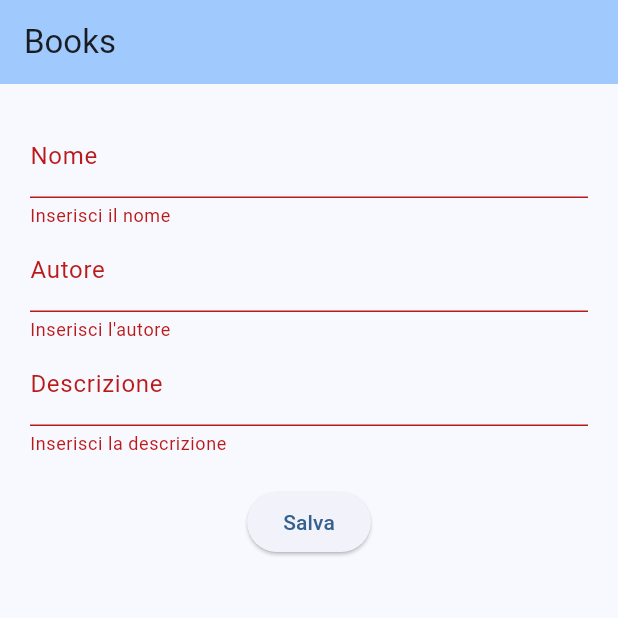
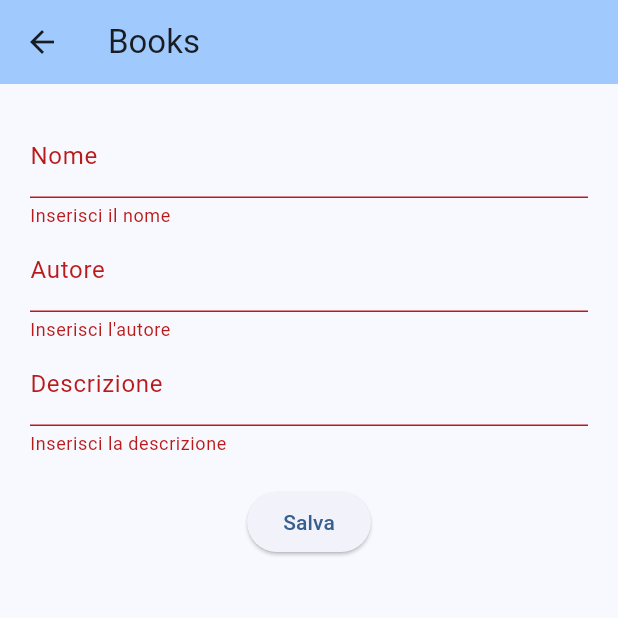
Before and after one commit to alex-damico/flutter-books, a Flutter app: the InsertPage screen opened directly, after a tap on "Salva", on a phone screen of 412 x 824 dp, the top half of it. Run offline on Flutter 3.47's test engine with Material 3 defaults, Android fonts, the phone set to English and light mode, and no system bars; our stand-ins replace dio, retrofit; generated files the repository leaves out were written again; network calls fail.

```diff
--- a/lib/main.dart
+++ b/lib/main.dart
@@ -1,4 +1,4 @@
-import 'package:books/pages/insert_page.dart';
+import 'package:books/pages/home_page.dart';
 import 'package:flutter/material.dart';
 import 'package:logging/logging.dart';
 
@@ -22,7 +22,7 @@ class MyApp extends StatelessWidget {
         colorScheme: ColorScheme.fromSeed(seedColor: Colors.blue),
         useMaterial3: true,
       ),
-      home: InsertPage(),
+      home: const HomePage(),
     );
   }
 }
--- a/lib/pages/insert_page.dart
+++ b/lib/pages/insert_page.dart
@@ -1,4 +1,3 @@
-import 'package:books/pages/home_page.dart';
 import 'package:books/widgets/insert_book_widget.dart';
 import 'package:flutter/material.dart';
 
@@ -12,7 +11,7 @@ class InsertPage extends StatelessWidget {
         backgroundColor: Theme.of(context).colorScheme.inversePrimary,
         title: const Text('Books'),
       ),
-      body: InsertBookWidget(),
+      body: const InsertBookWidget(),
     );
   }
 }
--- a/lib/widgets/book_widget.dart
+++ b/lib/widgets/book_widget.dart
@@ -14,7 +14,9 @@ class BookWidget extends StatelessWidget {
         mainAxisSize: MainAxisSize.max,
         children: <Widget>[
           ListTile(
-            leading: book.urlImage != null ? Image.network(book.urlImage!) : const FlutterLogo(size: 50),
+            leading: book.urlImage != null && book.urlImage!.isNotEmpty
+                ? Image.network(book.urlImage!)
+                : const FlutterLogo(size: 50),
             title: Text(book.name),
             subtitle: Text(book.author),
             trailing: const Icon(Icons.arrow_forward),
--- a/lib/widgets/insert_book_widget.dart
+++ b/lib/widgets/insert_book_widget.dart
@@ -39,9 +39,10 @@ class _InsertBookWidgetState extends State<InsertBookWidget> {
                 onPressed: () {
                   if (formKey.currentState!.validate()) {
                     formKey.currentState!.save();
-                    Book createBook = Book(name: name, description: description, author: author, urlImage: "");
+                    Book createBook = Book(name: name, description: description, author: author);
 
                     bookRepository.create(createBook).then((_) {
+                      Navigator.pop(context);
                       ScaffoldMessenger.of(context).showSnackBar(
                         const SnackBar(
                             content: Text('Salvataggio con successo', style: TextStyle(color: Colors.black)),
```
Also changed, not shown: lib/pages/home_page.dart (+21 -4 lines).
